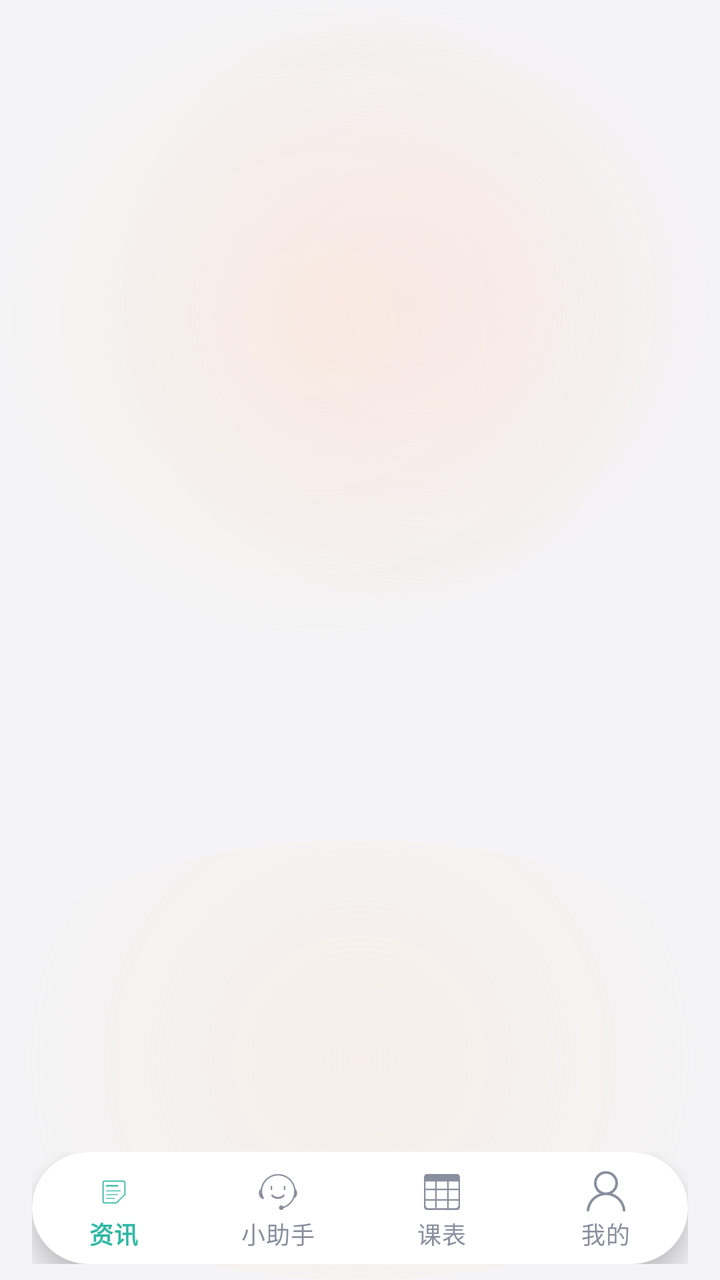
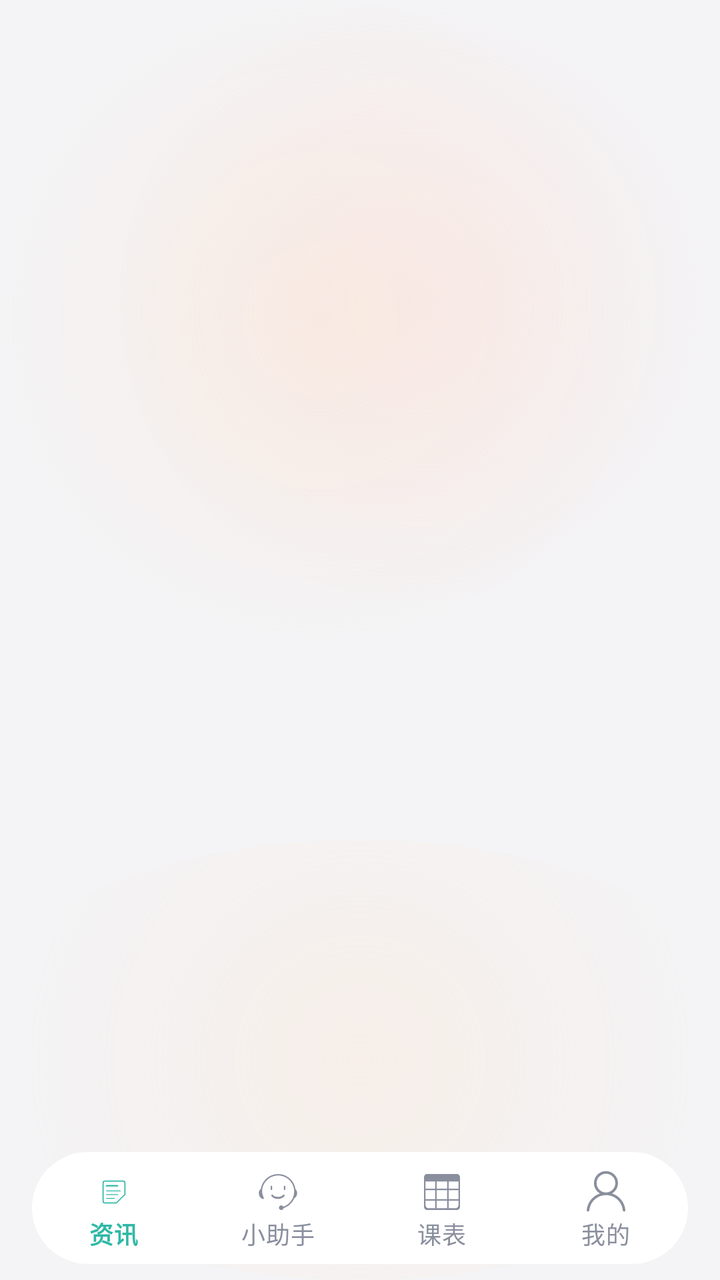

Compare the two renders of this Android layout. The source of the first and the diff that turns it into the second are given below.
<!-- AndroidManifest.xml: application theme Theme.SEU_agent -->
<!-- res/layout/activity_main.xml -->
<?xml version="1.0" encoding="utf-8"?>
<LinearLayout xmlns:android="http://schemas.android.com/apk/res/android"
    xmlns:app="http://schemas.android.com/apk/res-auto"
    xmlns:tools="http://schemas.android.com/tools"
    android:layout_width="match_parent"
    android:layout_height="match_parent"
    android:background="@drawable/bg_header_gradient"
    android:orientation="vertical"
    tools:context=".MainActivity">

    <FrameLayout
        android:id="@+id/container"
        android:layout_width="match_parent"
        android:layout_height="0dp"
        android:layout_weight="1" />

    
    <LinearLayout
        android:layout_width="match_parent"
        android:layout_height="wrap_content"
        android:orientation="vertical"
        android:paddingStart="16dp"
        android:paddingTop="8dp"
        android:paddingEnd="16dp"
        android:paddingBottom="8dp">

        
        <com.google.android.material.bottomnavigation.BottomNavigationView
            android:id="@+id/navigation"
            android:layout_width="match_parent"
            android:layout_height="wrap_content"
            android:background="@drawable/bg_nav_bar"
            android:clipToOutline="true"
            android:elevation="0dp"
            app:itemActiveIndicatorStyle="@style/NavActiveIndicator"
            app:itemBackground="@android:color/transparent"
            app:itemIconTint="@color/botom_selector_color"
            app:itemRippleColor="@color/brand_primary_light"
            app:itemTextColor="@color/botom_selector_color"
            app:labelVisibilityMode="labeled"
            app:menu="@menu/botom_navigation_menu" />
    </LinearLayout>
</LinearLayout>
<!-- resources referenced by this layout -->
<resources>
  <color name="brand_primary_light">#FFDCF3EC</color>
  <!-- drawable bg_header_gradient (drawable) -->
  <?xml version="1.0" encoding="utf-8"?>
  <layer-list xmlns:android="http://schemas.android.com/apk/res/android">
      
      <item>
          <shape android:shape="rectangle">
              <solid android:color="#FFF4F4F6" />
          </shape>
      </item>
  
      
      <item
          android:width="320dp"
          android:height="320dp"
          android:gravity="top|left">
          <shape android:shape="oval">
              <gradient
                  android:endColor="#00FFE3C7"
                  android:gradientRadius="170dp"
                  android:startColor="#52FFE3C7"
                  android:type="radial" />
          </shape>
      </item>
  
      
      <item
          android:width="300dp"
          android:height="300dp"
          android:gravity="top|right">
          <shape android:shape="oval">
              <gradient
                  android:endColor="#00FFD9D2"
                  android:gradientRadius="160dp"
                  android:startColor="#4DFFD9D2"
                  android:type="radial" />
          </shape>
      </item>
  
      
      <item
          android:width="420dp"
          android:height="220dp"
          android:gravity="bottom|center_horizontal">
          <shape android:shape="oval">
              <gradient
                  android:endColor="#00FFDFC2"
                  android:gradientRadius="180dp"
                  android:startColor="#40FFDFC2"
                  android:type="radial" />
          </shape>
      </item>
  </layer-list>
  <!-- drawable bg_nav_bar (drawable) -->
  <?xml version="1.0" encoding="utf-8"?>
  <shape xmlns:android="http://schemas.android.com/apk/res/android"
      android:shape="rectangle">
      <solid android:color="@color/card_bg" />
      <corners android:radius="28dp" />
  </shape>
  <style name="NavActiveIndicator" parent="Widget.Material3.BottomNavigationView.ActiveIndicator">
          <item name="android:color">@color/brand_primary_light</item>
          <item name="android:width">52dp</item>
          <item name="android:height">32dp</item>
          <item name="shapeAppearance">@style/ShapeAppearance.Material3.Corner.Full</item>
      </style>
  <style name="Theme.SEU_agent" parent="Theme.MaterialComponents.DayNight.NoActionBar">
          
          <item name="colorPrimary">@color/purple_500</item>
          <item name="colorPrimaryVariant">@color/purple_700</item>
          <item name="colorOnPrimary">@color/white</item>
          
          <item name="colorSecondary">@color/teal_200</item>
          <item name="colorSecondaryVariant">@color/teal_700</item>
          <item name="colorOnSecondary">@color/black</item>
          
          <item name="android:statusBarColor">@android:color/transparent</item>
          <item name="android:windowLightStatusBar">true</item>
          
          <item name="bottomNavigationStyle">@style/Widget.App.BottomNav</item>
          
      </style>
  <color name="card_bg">#FFFFFFFF</color>
  <color name="purple_500">#FF6200EE</color>
  <color name="purple_700">#FF3700B3</color>
  <color name="white">#FFFFFFFF</color>
  <color name="teal_200">#FF03DAC5</color>
  <color name="teal_700">#FF018786</color>
  <color name="black">#FF000000</color>
  <style name="Widget.App.BottomNav" parent="Widget.MaterialComponents.BottomNavigationView">
          <item name="android:background">@android:color/transparent</item>
          <item name="android:backgroundTint">@null</item>
          <item name="itemBackground">@android:color/transparent</item>
      </style>
</resources>

<!-- the commit's change to res/layout/activity_main.xml (unified diff, before → after) -->
@@ -1,18 +1,17 @@
 <?xml version="1.0" encoding="utf-8"?>
-<LinearLayout xmlns:android="http://schemas.android.com/apk/res/android"
+<FrameLayout xmlns:android="http://schemas.android.com/apk/res/android"
     xmlns:app="http://schemas.android.com/apk/res-auto"
     xmlns:tools="http://schemas.android.com/tools"
     android:layout_width="match_parent"
     android:layout_height="match_parent"
     android:background="@drawable/bg_header_gradient"
-    android:orientation="vertical"
     tools:context=".MainActivity">
 
     <FrameLayout
         android:id="@+id/container"
         android:layout_width="match_parent"
-        android:layout_height="0dp"
-        android:layout_weight="1" />
+        android:layout_height="match_parent" />
+
 
     
     <LinearLayout
@@ -22,6 +21,7 @@
         android:paddingStart="16dp"
         android:paddingTop="8dp"
         android:paddingEnd="16dp"
+        android:layout_gravity="bottom"
         android:paddingBottom="8dp">
 
         
@@ -32,6 +32,7 @@
             android:background="@drawable/bg_nav_bar"
             android:clipToOutline="true"
             android:elevation="0dp"
+            android:outlineProvider="none"
             app:itemActiveIndicatorStyle="@style/NavActiveIndicator"
             app:itemBackground="@android:color/transparent"
             app:itemIconTint="@color/botom_selector_color"
@@ -40,4 +41,6 @@
             app:labelVisibilityMode="labeled"
             app:menu="@menu/botom_navigation_menu" />
     </LinearLayout>
-</LinearLayout>
+
+
+</FrameLayout>
